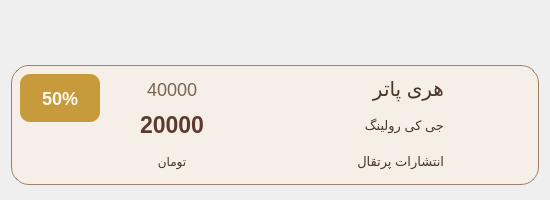
This is Client/user/bookinfocard.ui in Onyx1907/Lumina-EBook-Platform as Qt 5 draws it before an edit. The edited form follows.
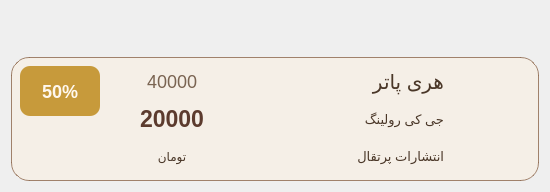
This is the edited form. Icons and pictures are not drawn.

Commit message: fix(UI): improve UI of book cards

Patch:
```diff
--- a/Client/user/bookinfocard.ui
+++ b/Client/user/bookinfocard.ui
@@ -7,7 +7,7 @@
     <x>0</x>
     <y>0</y>
     <width>550</width>
-    <height>200</height>
+    <height>192</height>
    </rect>
   </property>
   <property name="sizePolicy">
@@ -25,7 +25,7 @@
   <property name="maximumSize">
    <size>
     <width>566</width>
-    <height>200</height>
+    <height>210</height>
    </size>
   </property>
   <property name="windowTitle">
@@ -94,7 +94,7 @@
      <property name="maximumSize">
       <size>
        <width>550</width>
-       <height>120</height>
+       <height>150</height>
       </size>
      </property>
      <property name="styleSheet">
@@ -381,13 +381,13 @@
         <property name="minimumSize">
          <size>
           <width>80</width>
-          <height>0</height>
+          <height>110</height>
          </size>
         </property>
         <property name="maximumSize">
          <size>
           <width>80</width>
-          <height>16777215</height>
+          <height>110</height>
          </size>
         </property>
         <property name="text">
```
Left out of the diff: 6 changed lines with no effect on the pictures. The commit also changes 7 other files.
